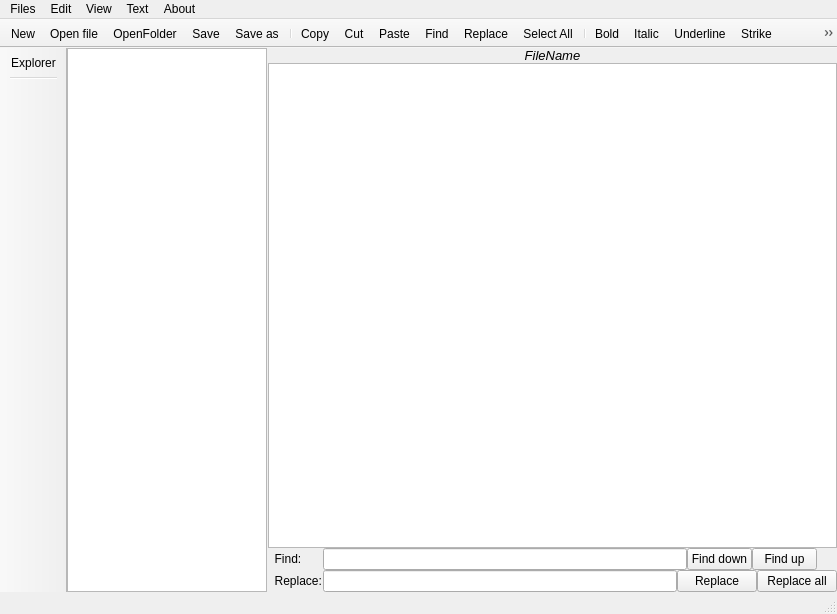
First picture: the form in mainwindow.ui, repository vorobeyka/TextEditor, before the edit.
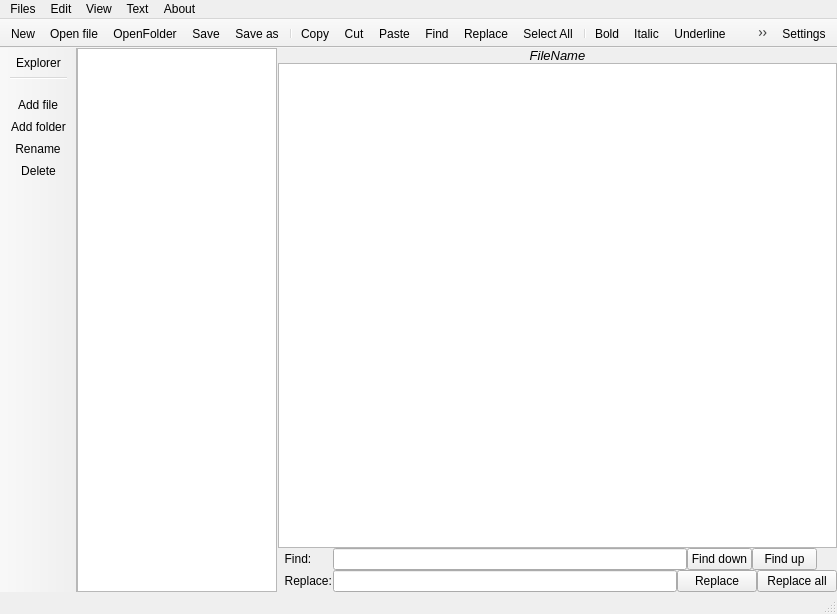
Second picture: the form after the edit. Icons and pictures are not drawn.

Patch:
```diff
--- a/mainwindow.ui
+++ b/mainwindow.ui
@@ -80,6 +80,11 @@
             <verstretch>0</verstretch>
            </sizepolicy>
           </property>
+          <property name="font">
+           <font>
+            <pointsize>12</pointsize>
+           </font>
+          </property>
           <property name="acceptDrops">
            <bool>true</bool>
           </property>
@@ -799,8 +804,8 @@
    </property>
    <property name="iconSize">
     <size>
-     <width>16</width>
-     <height>16</height>
+     <width>20</width>
+     <height>20</height>
     </size>
    </property>
    <attribute name="toolBarArea">
@@ -830,7 +835,7 @@
    <addaction name="actionFont"/>
    <addaction name="separator"/>
   </widget>
-  <widget class="QToolBar" name="toolBar_2">
+  <widget class="QToolBar" name="toolBarDirectories">
    <property name="windowTitle">
     <string>toolBar_2</string>
    </property>
@@ -839,8 +844,8 @@
    </property>
    <property name="iconSize">
     <size>
-     <width>20</width>
-     <height>20</height>
+     <width>24</width>
+     <height>24</height>
     </size>
    </property>
    <attribute name="toolBarArea">
@@ -852,6 +857,39 @@
    <addaction name="actionExplorer"/>
    <addaction name="separator"/>
   </widget>
+  <widget class="QToolBar" name="toolBarActions">
+   <property name="windowTitle">
+    <string>toolBar_2</string>
+   </property>
+   <property name="movable">
+    <bool>false</bool>
+   </property>
+   <attribute name="toolBarArea">
+    <enum>LeftToolBarArea</enum>
+   </attribute>
+   <attribute name="toolBarBreak">
+    <bool>false</bool>
+   </attribute>
+   <addaction name="actionAdd_file"/>
+   <addaction name="actionAdd_folder"/>
+   <addaction name="actionRename"/>
+   <addaction name="actionDelete"/>
+  </widget>
+  <widget class="QToolBar" name="toolBar_2">
+   <property name="windowTitle">
+    <string>toolBar_2</string>
+   </property>
+   <property name="movable">
+    <bool>false</bool>
+   </property>
+   <attribute name="toolBarArea">
+    <enum>TopToolBarArea</enum>
+   </attribute>
+   <attribute name="toolBarBreak">
+    <bool>false</bool>
+   </attribute>
+   <addaction name="actionSettings"/>
+  </widget>
   <action name="actionNew">
    <property name="icon">
     <iconset resource="resources.qrc">
@@ -1188,6 +1226,78 @@
     <string>Ctrl+Shift+N</string>
    </property>
   </action>
+  <action name="actionAdd_file">
+   <property name="icon">
+    <iconset resource="resources.qrc">
+     <normaloff>:/files/images/add-file.png</normaloff>:/files/images/add-file.png</iconset>
+   </property>
+   <property name="text">
+    <string>Add file</string>
+   </property>
+   <property name="shortcut">
+    <string>Alt+N</string>
+   </property>
+  </action>
+  <action name="actionAdd_folder">
+   <property name="icon">
+    <iconset resource="resources.qrc">
+     <normaloff>:/files/images/add-folder.png</normaloff>:/files/images/add-folder.png</iconset>
+   </property>
+   <property name="text">
+    <string>Add folder</string>
+   </property>
+   <property name="toolTip">
+    <string>Add folder (Alt + Shift + N)</string>
+   </property>
+   <property name="shortcut">
+    <string>Alt+Shift+N</string>
+   </property>
+  </action>
+  <action name="actionRename">
+   <property name="icon">
+    <iconset resource="resources.qrc">
+     <normaloff>:/files/images/rename.png</normaloff>:/files/images/rename.png</iconset>
+   </property>
+   <property name="text">
+    <string>Rename</string>
+   </property>
+   <property name="toolTip">
+    <string>Rename (F2)</string>
+   </property>
+   <property name="shortcut">
+    <string>F2</string>
+   </property>
+  </action>
+  <action name="actionDelete">
+   <property name="icon">
+    <iconset resource="resources.qrc">
+     <normaloff>:/files/images/delete.png</normaloff>:/files/images/delete.png</iconset>
+   </property>
+   <property name="text">
+    <string>Delete</string>
+   </property>
+   <property name="toolTip">
+    <string>Delete (Del)</string>
+   </property>
+   <property name="shortcut">
+    <string>Del</string>
+   </property>
+  </action>
+  <action name="actionSettings">
+   <property name="icon">
+    <iconset resource="resources.qrc">
+     <normaloff>:/files/images/settings.png</normaloff>:/files/images/settings.png</iconset>
+   </property>
+   <property name="text">
+    <string>Settings</string>
+   </property>
+   <property name="toolTip">
+    <string>Settings (Ctrl + P)</string>
+   </property>
+   <property name="shortcut">
+    <string>Ctrl+P</string>
+   </property>
+  </action>
  </widget>
  <resources>
   <include location="resources.qrc"/>
```
Left out of the diff: 12 changed lines with no effect on the pictures.
